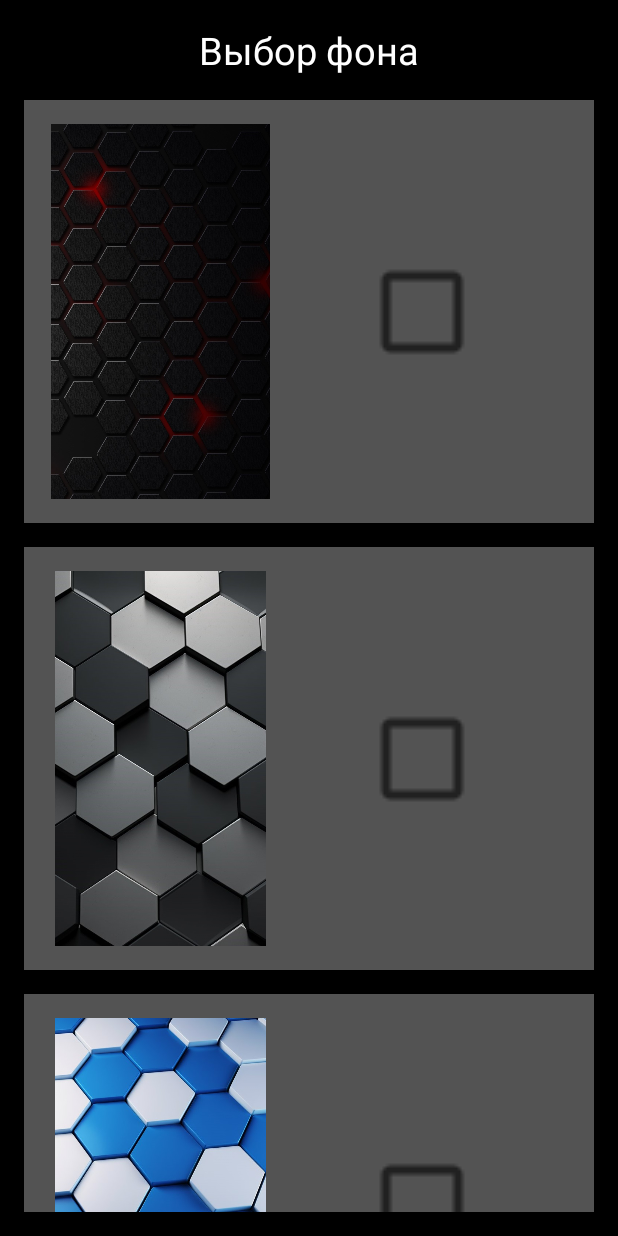
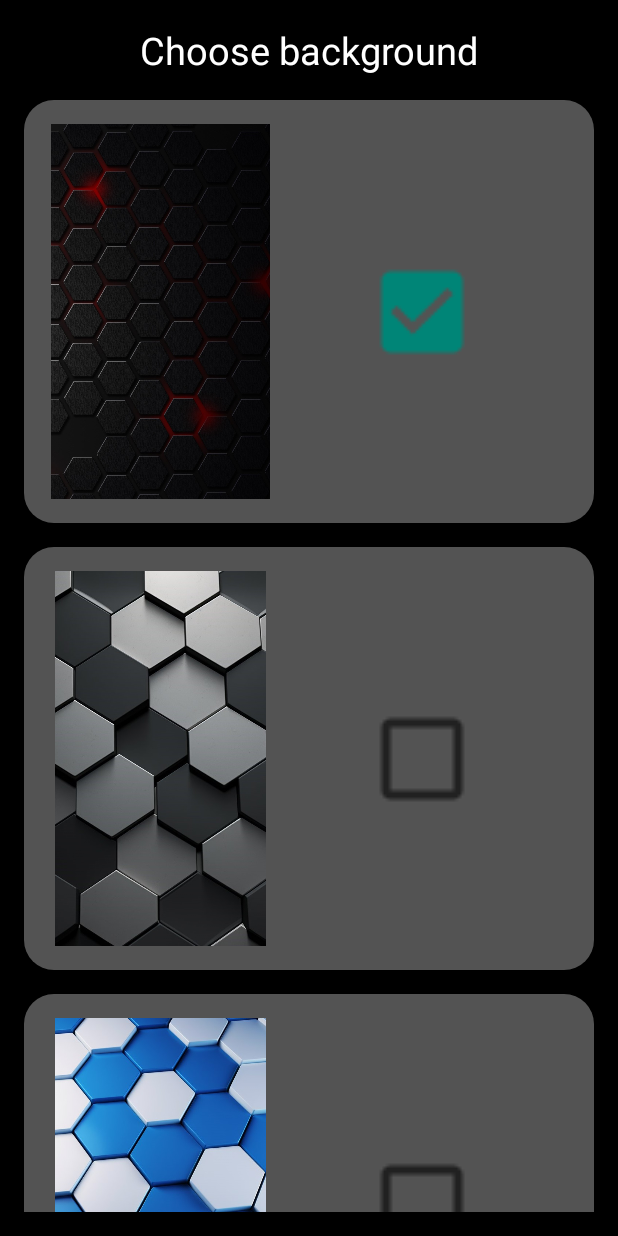
Before and after one commit to maratbelitski/MyTag, an Android app: the SettingsActivity screen opened directly, with no data from a screen before it, on a phone screen of 412 x 824 dp. Run offline under Robolectric (Android 15) with nearby library versions, the phone set to English and light mode, and no system bars.

Commit message:
MyTag v1.1
+ Смена фона;

```diff
--- a/app/src/main/java/com/example/mytag/MainActivity.java
+++ b/app/src/main/java/com/example/mytag/MainActivity.java
@@ -15,6 +15,9 @@ import android.widget.AdapterView;
 import android.widget.Button;
 import android.widget.ImageView;
 import android.widget.Spinner;
+
+import com.example.mytag.advance.AdvanceActivity;
+import com.example.mytag.settings.SettingsActivity;
 import com.example.mytag.support.ButtonsAnimation;
 import com.example.mytag.support.InfoActivity;
 import com.example.mytag.support.Language;
@@ -97,7 +100,7 @@ public class MainActivity extends AppCompatActivity implements ButtonsAnimation
     }
 
     public void showRecords(View view) {
-        Intent intent = new Intent(this,AdvanceActivity.class);
+        Intent intent = new Intent(this, AdvanceActivity.class);
         startActivity(intent);
     }
 
--- a/app/src/main/java/com/example/mytag/AdvanceActivity.java
+++ b/app/src/main/java/com/example/mytag/advance/AdvanceActivity.java
@@ -1,4 +1,4 @@
-package com.example.mytag;
+package com.example.mytag.advance;
 
 import androidx.annotation.NonNull;
 import androidx.appcompat.app.AppCompatActivity;
@@ -11,6 +11,7 @@ import androidx.viewpager2.widget.ViewPager2;
 import android.os.Bundle;
 import android.widget.TextView;
 
+import com.example.mytag.R;
 import com.google.android.material.tabs.TabLayout;
 import com.google.android.material.tabs.TabLayoutMediator;
 
--- a/app/src/main/java/com/example/mytag/FactsFragment.java
+++ b/app/src/main/java/com/example/mytag/advance/FactsFragment.java
@@ -1,4 +1,4 @@
-package com.example.mytag;
+package com.example.mytag.advance;
 import static com.example.mytag.WinnerActivity.getNumberFact;
 import android.annotation.SuppressLint;
 import android.content.Context;
@@ -14,6 +14,8 @@ import android.view.animation.Animation;
 import android.view.animation.AnimationUtils;
 import android.widget.Button;
 import android.widget.TextView;
+
+import com.example.mytag.R;
 import com.example.mytag.support.ButtonsAnimation;
 import java.util.ArrayList;
 import java.util.Arrays;
--- a/app/src/main/java/com/example/mytag/RecordsFragment.java
+++ b/app/src/main/java/com/example/mytag/advance/RecordsFragment.java
@@ -1,4 +1,4 @@
-package com.example.mytag;
+package com.example.mytag.advance;
 
 import static com.example.mytag.WinnerActivity.getCOUNT;
 import static com.example.mytag.WinnerActivity.getLastGame;
@@ -19,6 +19,7 @@ import android.view.animation.AnimationUtils;
 import android.widget.Button;
 import android.widget.TextView;
 
+import com.example.mytag.R;
 import com.example.mytag.support.ButtonsAnimation;
 
 public class RecordsFragment extends Fragment implements ButtonsAnimation, View.OnClickListener {
--- a/app/src/main/java/com/example/mytag/SettingsActivity.kt
+++ b/app/src/main/java/com/example/mytag/settings/SettingsActivity.kt
@@ -1,15 +1,13 @@
-package com.example.mytag
+package com.example.mytag.settings
 
 import android.annotation.SuppressLint
-import android.content.Context
 import android.os.Bundle
 import android.widget.Button
 import android.widget.CheckBox
 import androidx.appcompat.app.AppCompatActivity
+import com.example.mytag.R
 import com.example.mytag.support.ButtonsAnimation
-
 private const val FON_START = "fonStartValue"
-
 class SettingsActivity : AppCompatActivity(), ButtonsAnimation {
 
     @SuppressLint("MissingInflatedId", "UseCompatLoadingForDrawables")
@@ -24,9 +22,9 @@ class SettingsActivity : AppCompatActivity(), ButtonsAnimation {
         val fonStart3: CheckBox = findViewById(R.id.checkBox3)
 
         //сохраняем в памяти фон после выбора
-        val sharedPreferences = getSharedPreferences(FON_START, Context.MODE_PRIVATE)
+        val sharedPreferences = getSharedPreferences(FON_START, MODE_PRIVATE)
         val editor = sharedPreferences.edit()
-        val valueFon = sharedPreferences.getString("fonStartValue", "");
+        val valueFon = sharedPreferences.getString("fonStartValue", "fonStart");
 
 
         when (valueFon) {
--- /dev/null
+++ b/app/src/main/res/drawable/custom_fon_settings.xml
@@ -0,0 +1,12 @@
+<?xml version="1.0" encoding="utf-8"?>
+<shape
+    xmlns:android="http://schemas.android.com/apk/res/android"
+    android:shape="rectangle"
+    android:dither="true">
+
+    <corners
+        android:radius="20dp" />
+
+    <solid
+        android:color="@color/grey" />
+</shape>
--- a/app/src/main/res/layout/activity_advance.xml
+++ b/app/src/main/res/layout/activity_advance.xml
@@ -7,7 +7,7 @@
     android:layout_height="match_parent"
     android:scrollbars="none"
     android:orientation="vertical"
-    tools:context=".AdvanceActivity">
+    tools:context=".advance.AdvanceActivity">
 
     <com.google.android.material.appbar.AppBarLayout
         android:layout_width="match_parent"
--- a/app/src/main/res/layout/activity_settings.xml
+++ b/app/src/main/res/layout/activity_settings.xml
@@ -9,7 +9,7 @@
     android:orientation="vertical"
     android:padding="@dimen/padding"
     android:scrollbars="none"
-    tools:context=".SettingsActivity">
+    tools:context=".settings.SettingsActivity">
 
     <LinearLayout
         android:layout_width="match_parent"
@@ -18,17 +18,18 @@
 
 
         <TextView
+            android:id="@+id/t_choose"
             android:layout_width="match_parent"
             android:layout_height="wrap_content"
             android:gravity="center"
-            android:text="Выбор фона"
+            android:text="@string/text_choose"
             android:textSize="@dimen/size_text_big" />
 
         <androidx.constraintlayout.widget.ConstraintLayout
             android:layout_width="match_parent"
             android:layout_height="wrap_content"
             android:layout_marginTop="@dimen/padding"
-            android:background="@color/grey"
+            android:background="@drawable/custom_fon_settings"
             android:orientation="horizontal"
             android:padding="@dimen/padding">
 
@@ -58,7 +59,7 @@
             android:layout_width="match_parent"
             android:layout_height="wrap_content"
             android:layout_marginTop="@dimen/padding"
-            android:background="@color/grey"
+            android:background="@drawable/custom_fon_settings"
             android:orientation="horizontal"
             android:padding="@dimen/padding">
 
@@ -87,7 +88,7 @@
             android:layout_width="match_parent"
             android:layout_height="wrap_content"
             android:layout_marginTop="@dimen/padding"
-            android:background="@color/grey"
+            android:background="@drawable/custom_fon_settings"
             android:orientation="horizontal"
             android:padding="@dimen/padding">
 
--- a/app/src/main/res/layout/fragment_facts.xml
+++ b/app/src/main/res/layout/fragment_facts.xml
@@ -5,7 +5,7 @@
     android:layout_width="match_parent"
     android:layout_height="match_parent"
     android:scrollbars="none"
-    tools:context=".FactsFragment">
+    tools:context=".advance.FactsFragment">
 
     <LinearLayout
         android:layout_width="match_parent"
--- a/app/src/main/res/values/strings.xml
+++ b/app/src/main/res/values/strings.xml
@@ -47,6 +47,7 @@
     <string name="text_info_title">INFORMATION</string>
     <string name="text_snake">"SNAKE"</string>
     <string name="text_classic">"CLASSIC"</string>
+    <string name="text_choose">"Choose background"</string>
     <string name="text_your_records">Best results:</string>
     <string name="text_game">game</string>
     <string name="text_level">size</string>
@@ -62,8 +63,8 @@
     <string name="text_fact_about">FACTS OF SQUIRRELS</string>
     <string name="text_info">Application <b>MyTag</b>  it is an information and entertainment project.
 \nHere you will train your mind and learn a lot of interesting facts about funny squirrel animals!
-\n\nApplication version: 1.0
-\nDate: 08.2023
+\n\nApplication version: 1.1
+\nDate: 2023
 \nDeveloper: Belitski Marat
 \nemail: belitski.dev@gmail.com</string>
 
```
Also changed, not shown: app/src/main/AndroidManifest.xml (+4 -4 lines), app/src/main/res/layout/fragment_records.xml (+4 -4 lines), app/src/main/res/drawable/logo_test.png (added), 2 other files.
